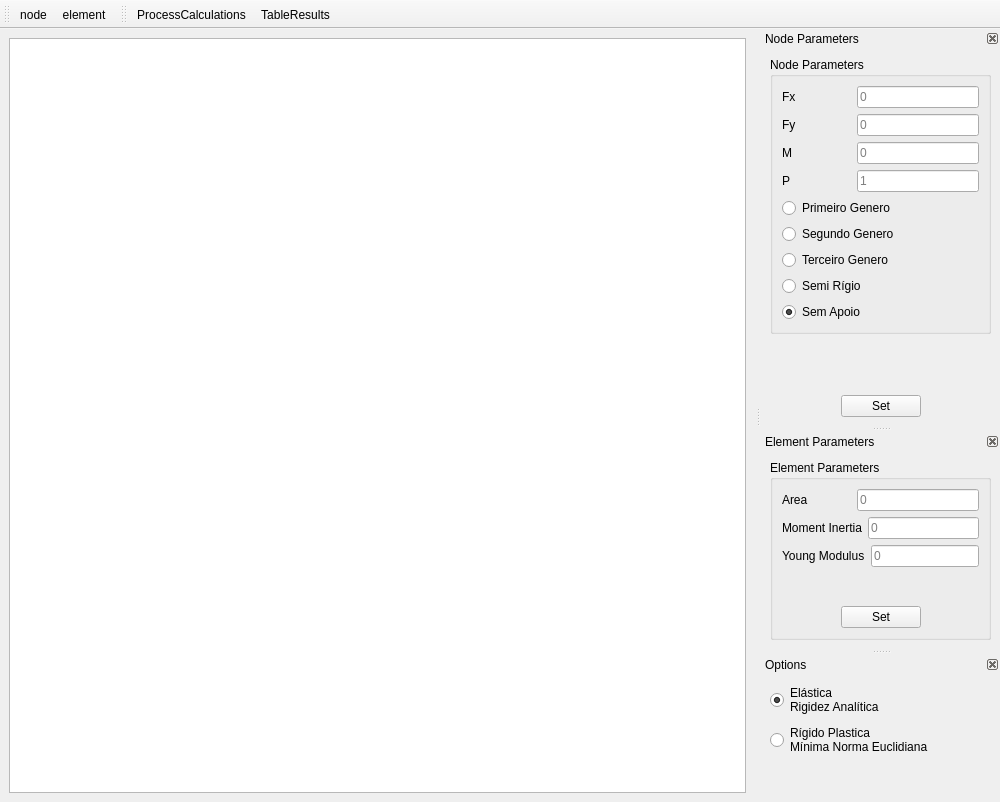
arthurbg951/UVATool, file src/ui/FormUVATool.ui: the form before one commit.
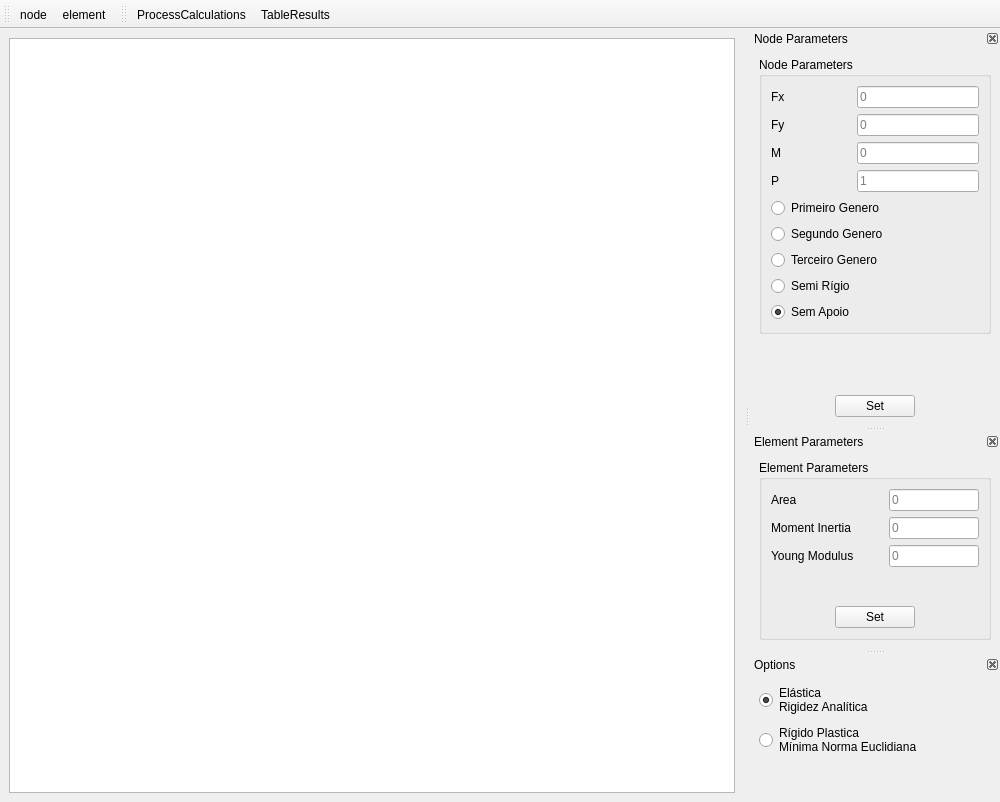
The form after the commit. Icons and pictures are not drawn.

Patch:
```diff
--- a/src/ui/FormUVATool.ui
+++ b/src/ui/FormUVATool.ui
@@ -81,7 +81,7 @@
   <widget class="QDockWidget" name="ChangeValues">
    <property name="minimumSize">
     <size>
-     <width>200</width>
+     <width>250</width>
      <height>397</height>
     </size>
    </property>
@@ -316,7 +316,7 @@
   <widget class="QDockWidget" name="ElementParameters">
    <property name="minimumSize">
     <size>
-     <width>217</width>
+     <width>250</width>
      <height>217</height>
     </size>
    </property>
@@ -355,7 +355,7 @@
              <widget class="QLineEdit" name="area">
               <property name="maximumSize">
                <size>
-                <width>122</width>
+                <width>90</width>
                 <height>16777215</height>
                </size>
               </property>
@@ -379,7 +379,7 @@
              <widget class="QLineEdit" name="momentInertia">
               <property name="maximumSize">
                <size>
-                <width>122</width>
+                <width>90</width>
                 <height>16777215</height>
                </size>
               </property>
@@ -403,7 +403,7 @@
              <widget class="QLineEdit" name="youngModulus">
               <property name="maximumSize">
                <size>
-                <width>122</width>
+                <width>90</width>
                 <height>16777215</height>
                </size>
               </property>
@@ -485,7 +485,7 @@
   <widget class="QDockWidget" name="Options">
    <property name="minimumSize">
     <size>
-     <width>215</width>
+     <width>250</width>
      <height>129</height>
     </size>
    </property>
```
